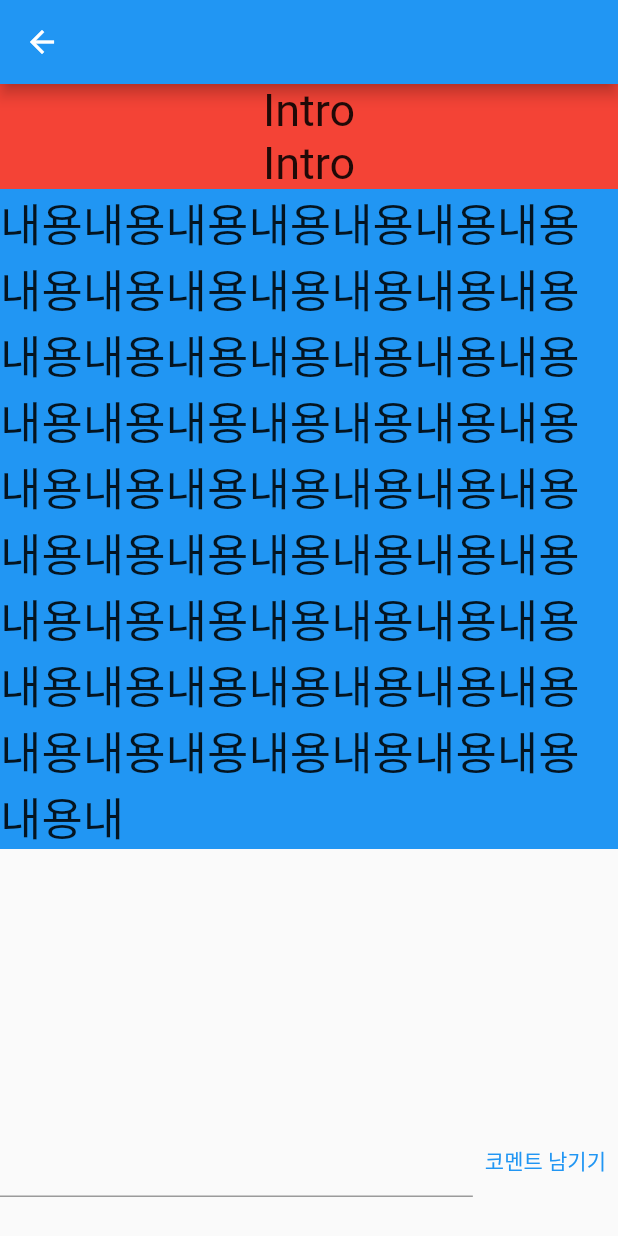
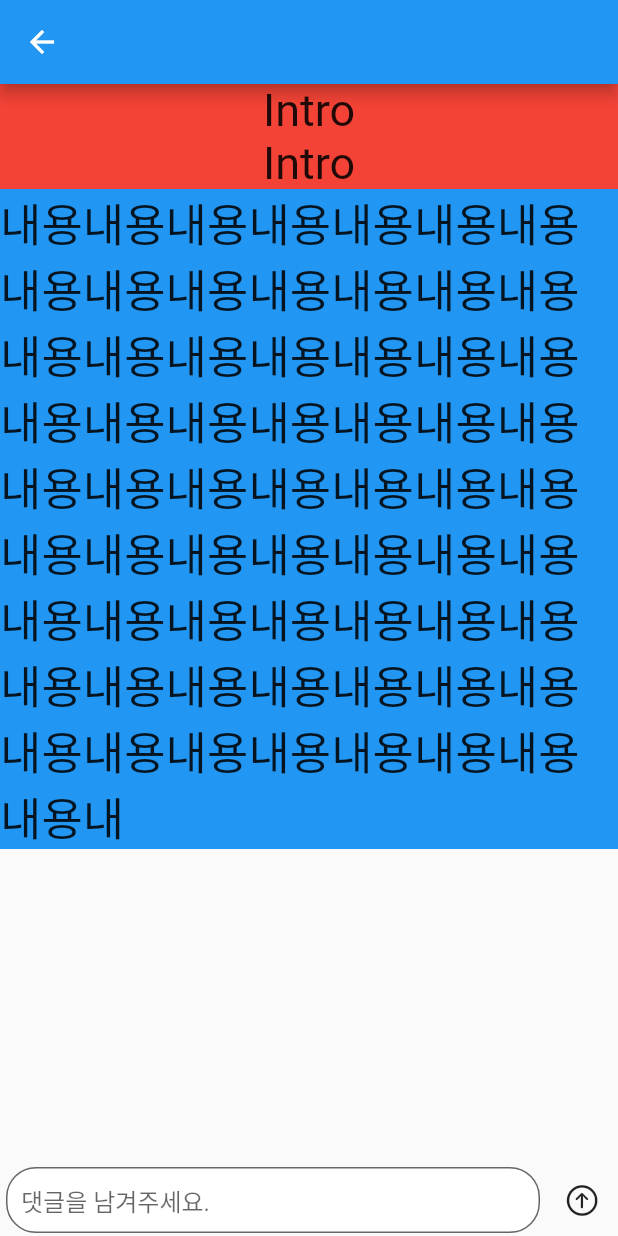
Before and after one commit to kimvjgd/momodu, a Flutter app: the PostDetailScreen screen opened directly with empty values, on a phone screen of 412 x 824 dp. Run offline on Flutter 3.47's test engine with Material 2 defaults, Android fonts, the phone set to English and light mode, and no system bars; our stand-ins replace cloud_firestore, confetti, firebase_auth, firebase_core, firebase_storage, flutter_typeahead and 4 more; accounts and stored records are empty.

Commit message:
4/12 1:24

```diff
--- a/lib/app/binding/init_bindings.dart
+++ b/lib/app/binding/init_bindings.dart
@@ -1,6 +1,7 @@
 import 'package:get/get.dart';
 import 'package:uni_meet_dong/app/controller/auth_controller.dart';
 import 'package:uni_meet_dong/app/controller/bottom_nav_controller.dart';
+import 'package:uni_meet_dong/app/controller/chat_controller.dart';
 import 'package:uni_meet_dong/app/controller/chatroom_controller.dart';
 import 'package:uni_meet_dong/app/controller/comment_controller.dart';
 import 'package:uni_meet_dong/app/controller/post_controller.dart';
@@ -28,4 +29,9 @@ class InitBinding extends Bindings {
     // Get.put(CommentController(),permanent: false);
     Get.lazyPut(() => CommentController());
   }
+
+  static chatroomBinding(String chatroomKey) {
+    Get.lazyPut(() => ChatController(chatroomKey));
+  }
+
 }
--- a/lib/app/controller/comment_controller.dart
+++ b/lib/app/controller/comment_controller.dart
@@ -2,6 +2,8 @@ import 'package:flutter/cupertino.dart';
 import 'package:get/get.dart';
 
 class CommentController extends GetxController {
+
+  static CommentController get to => Get.find();
 
     TextEditingController commentTextController = TextEditingController();
 
--- a/lib/app/controller/post_controller.dart
+++ b/lib/app/controller/post_controller.dart
@@ -3,6 +3,7 @@ import 'package:uni_meet_dong/app/data/model/post_model.dart';
 import 'package:uni_meet_dong/app/data/repository/post_repository.dart';
 
 class PostController extends GetxController{
+  static PostController get to => Get.find();
   RxList<PostModel> postList = <PostModel>[].obs;
 
   @override
--- a/lib/app/data/model/chat_model.dart
+++ b/lib/app/data/model/chat_model.dart
@@ -5,13 +5,13 @@ class ChatModel {
   String? writer;
   String? message;
   DateTime? createdDate;
-  // DocumentReference? reference;
+  DocumentReference? reference;
 
   ChatModel(
       {required this.writer,
       required this.message,
       required this.createdDate,
-      // required reference,
+      this.reference,
       });
 
   factory ChatModel.fromJson(
@@ -24,8 +24,8 @@ class ChatModel {
           : json[KEY_CHAT_MESSAGE] as String,
       createdDate: json[KEY_CHAT_CREATEDDATE] == null
           ? DateTime.now()
-          : json[KEY_CHAT_CREATEDDATE] as DateTime,
-      // reference: reference,
+          : json[KEY_CHAT_CREATEDDATE].toDate(),
+      reference: reference,
     );
   }
 
--- /dev/null
+++ b/lib/app/ui/components/input_bar.dart
@@ -0,0 +1,37 @@
+import 'package:flutter/material.dart';
+
+class InputBar extends StatelessWidget {
+  final String hintText;
+  final TextEditingController textEditingController;
+  final Icon icon;
+  final VoidCallback onPress;
+  const InputBar({required this.textEditingController, required this.icon, required this.onPress, required this.hintText, Key? key}) : super(key: key);
+
+  @override
+  Widget build(BuildContext context) {
+    return Row(
+      children: [
+        Expanded(
+          child: Padding(
+            padding: const EdgeInsets.symmetric(horizontal: 4.0),
+            child: TextFormField(
+              controller: textEditingController,
+              decoration: InputDecoration(
+                  hintText: hintText,
+                  isDense: true,
+                  fillColor: Colors.white,
+                  filled: true,
+                  contentPadding: EdgeInsets.all(10),
+                  border: OutlineInputBorder(
+                      borderRadius: BorderRadius.circular(20),
+                      borderSide: BorderSide(color: Colors.grey))),
+            ),
+          ),
+        ),
+        IconButton(
+            onPressed: onPress,
+            icon:  icon),
+      ],
+    );
+  }
+}
--- a/lib/app/ui/page/screen_index/chat/widget/chatText.dart
+++ b/lib/app/ui/page/screen_index/chat/widget/chatText.dart
@@ -1,17 +1,18 @@
 import 'package:flutter/material.dart';
+import 'package:uni_meet_dong/app/data/model/chat_model.dart';
 
 const roundedCorner = Radius.circular(20);
 
 class ChatText extends StatelessWidget {
   final Size size;
   final bool isMine;
-  // final ChatModel chatModel;
+  final ChatModel chatModel;
 
   const ChatText(
       {Key? key,
       required this.size,
       required this.isMine,
-      // required this.chatModel,
+      required this.chatModel,
       })
       : super(key: key);
 
@@ -34,7 +35,7 @@ class ChatText extends StatelessWidget {
           children: [
             Container(
               child: Text(
-                '죽는 날까지 하늘을 우러러 한 점 부끄럼이 없기를 잎새에 이는 바람에도 나는 괴로워했다. 별을 노래하는 마음으로 모든 죽어가는 것을 사랑해야지 그리고 나한테 주어진 길을 걸어가야겠다.오늘 밤에도 별이 바람에 스치운다.',
+                chatModel.message??'메세지 가려짐',
                 style: Theme.of(context)
                     .textTheme
                     .bodyText1!
@@ -73,7 +74,7 @@ class ChatText extends StatelessWidget {
         ),
         Container(
           child: Text(
-            '동해물과 백두산이 마르고 닳도록 하느님이 보우하사 우리나라 만세 무궁화 삼천리',
+            chatModel.message??'메세지 가려짐',
             style: Theme.of(context)
                 .textTheme
                 .bodyText1!
--- a/lib/app/ui/page/screen_index/post/screen/post_detail_screen.dart
+++ b/lib/app/ui/page/screen_index/post/screen/post_detail_screen.dart
@@ -1,27 +1,34 @@
+import 'package:flutter/cupertino.dart';
 import 'package:flutter/material.dart';
 import 'package:get/get.dart';
-import 'package:get/get.dart';
-import 'package:uni_meet_dong/app/binding/init_bindings.dart';
 import 'package:uni_meet_dong/app/controller/auth_controller.dart';
 import 'package:uni_meet_dong/app/controller/comment_controller.dart';
-import 'package:uni_meet_dong/app/data/model/chat_model.dart';
 import 'package:uni_meet_dong/app/data/model/chatroom_model.dart';
 import 'package:uni_meet_dong/app/data/model/comment_model.dart';
 import 'package:uni_meet_dong/app/data/model/post_model.dart';
 import 'package:uni_meet_dong/app/data/repository/chat_repository.dart';
 import 'package:uni_meet_dong/app/data/repository/comment_repository.dart';
+import 'package:uni_meet_dong/app/ui/components/input_bar.dart';
 
-class PostDetailScreen extends GetView<CommentController> {
+class PostDetailScreen extends StatefulWidget {
+
+  // commentController 쓰려다가 귀찮아서 그냥 넘김 나중에 유지보수때 건드릴 예정...ㅋㅋ
+
   final PostModel post;
 
   PostDetailScreen({required this.post, Key? key}) : super(key: key);
 
   @override
+  State<PostDetailScreen> createState() => _PostDetailScreenState();
+}
+
+class _PostDetailScreenState extends State<PostDetailScreen> {
+  @override
   Widget build(BuildContext context) {
     return Scaffold(
       appBar: AppBar(),
       body: FutureBuilder<List<CommentModel>>(
-          future: commentRepository.loadCommentList(post.postKey),
+          future: commentRepository.loadCommentList(widget.post.postKey),
           initialData: [
             CommentModel(
                 host: 'nothing',
@@ -29,7 +36,10 @@ class PostDetailScreen extends GetView<CommentController> {
                 commentTime: DateTime.now())
           ],
           builder: (context, snapshot) {
-            return ListView.builder(
+            return Column(
+              children: [
+                Expanded(
+                  child: ListView.builder(
                     itemBuilder: (context, index) {
                       if (index == 0) {
                         return _intro();
@@ -40,36 +50,33 @@ class PostDetailScreen extends GetView<CommentController> {
                       }
                     },
                     itemCount: 3,
+                  ),
+                ),
+                widget.post.host != AuthController.to.user.value.uid ? InputBar(
+                    textEditingController: CommentController.to.commentTextController,
+                    icon: Icon(CupertinoIcons.arrow_up_circle),
+                    onPress: onPress,
+                    hintText: "댓글을 남겨주세요."):SizedBox.shrink()
+              ],
             );
           }),
-      bottomNavigationBar: post.host != AuthController.to.user.value.uid
-          ? SizedBox(
-              height: 100,
-              child: Row(
-                children: [
-                  Expanded(
-                    child: TextField(
-                      controller: controller.commentTextController,
-                    ),
-                  ),
-                  TextButton(
-                      onPressed: () async {
+    );
+  }
+
+  void onPress() async {
     CommentModel comment = CommentModel(
       host: AuthController.to.user.value.uid,
-                          content: controller.commentTextController.text,
+      content: CommentController.to.commentTextController.text,
       commentTime: DateTime.now(),
     );
     await commentRepository.createNewComment(
-                            post.postKey, comment.toMap());
+        widget.post.postKey, comment.toMap());
     // 화면 새로고침
-                        controller.commentTextController.text = '';
-                      },
-                      child: Text('코멘트 남기기')),
-                ],
-              ),
-            )
-          : SizedBox(),
-    );
+
+    CommentController.to.commentTextController.clear();
+    setState(() {
+
+    });
   }
 
   Column _comment(AsyncSnapshot<List<CommentModel>> snapshot) {
@@ -78,10 +85,9 @@ class PostDetailScreen extends GetView<CommentController> {
           snapshot.data!.length,
           (index) => SizedBox(
               width: double.infinity,
-              height: 50,
               child: GestureDetector(
                   onTap: () {
-                    showDialog(
+                    snapshot.data![index].host != AuthController.to.user.value.uid ? showDialog(
                         context: Get.context!,
                         //barrierDismissible - Dialog를 제외한 다른 화면 터치 x
                         barrierDismissible: false,
@@ -110,19 +116,28 @@ class PostDetailScreen extends GetView<CommentController> {
                               TextButton(
                                 child: const Text("채팅하기"),
                                 onPressed: () async {
-                                  if(AuthController.to.user.value.uid == post.host && snapshot.data![index].host != null && snapshot.data![index].host != '') {
-                                    await ChatRepository().createNewChatroom(ChatroomModel(
+                                  if (AuthController.to.user.value.uid ==
+                                          widget.post.host &&
+                                      snapshot.data![index].host != null &&
+                                      snapshot.data![index].host != '') {
+                                    await ChatRepository().createNewChatroom(
+                                      ChatroomModel(
                                           allUser: [
-                                          post.host!,
+                                            widget.post.host!,
                                             snapshot.data![index].host!
                                           ],
                                           createDate: DateTime.now(),
-                                        postKey: post.postKey,
-                                        headCount: post.headCount, postTitle: post.title, lastMessage: '',
-                                        chatId: '', lastMessageTime: DateTime.now()),
-                                        AuthController.to.user.value.uid!, snapshot.data![index].host!,     // 탈퇴했을때... 경우를 고려해줘야함
+                                          postKey: widget.post.postKey,
+                                          headCount: widget.post.headCount,
+                                          postTitle: widget.post.title,
+                                          lastMessage: '',
+                                          chatId: '',
+                                          lastMessageTime: DateTime.now()),
+                                      AuthController.to.user.value.uid!,
+                                      snapshot.data![index]
+                                          .host!, // 탈퇴했을때... 경우를 고려해줘야함
                                     );
-                                  }else{
+                                  } else {
                                     Get.snackbar("알림", "회원이 탈퇴했습니다.");
                                   }
 
@@ -133,14 +148,30 @@ class PostDetailScreen extends GetView<CommentController> {
                                 child: const Text("취소"),
                                 onPressed: () {
                                   Get.back();
-
                                 },
                               )
                             ],
                           );
-                        });
+                        }):print('본인이 작성');
                   },
-                  child: Card(child: Text(snapshot.data![index].content!))))),
+                  child: Card(child: Row(
+                    children: [
+                      Icon(Icons.person),
+                      Column(
+                        crossAxisAlignment: CrossAxisAlignment.start,
+                        children: [
+                          Padding(
+                            padding: const EdgeInsets.all(4.0),
+                            child: Text(snapshot.data![index].host!,overflow: TextOverflow.ellipsis,),
+                          ),
+                          Padding(
+                            padding: const EdgeInsets.all(4.0),
+                            child: Text(snapshot.data![index].content!),
+                          ),
+                        ],
+                      ),
+                    ],
+                  ))))),
     );
   }
 
```
Also changed, not shown: lib/app/controller/chat_controller.dart (+49 -15 lines), lib/app/data/repository/chat_repository.dart (+35 -16 lines), lib/app/ui/page/screen_index/chat/screen/chat_list_screen.dart (+69 -14 lines), lib/app/ui/page/screen_index/chat/screen/chatroom_screen.dart (+49 -57 lines), lib/app/ui/page/screen_index/post/screen/post_screen.dart (+18 -9 lines), 1 other file. Lines whose indentation alone changed are shown as unchanged.
